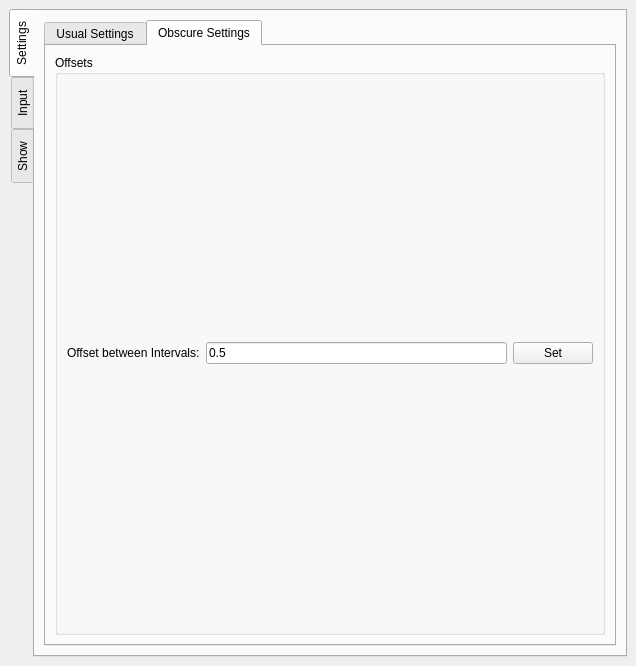
The window that qt/main_window.ui (ELVIS-Project/vis-framework) describes before a commit, drawn with Qt 5.
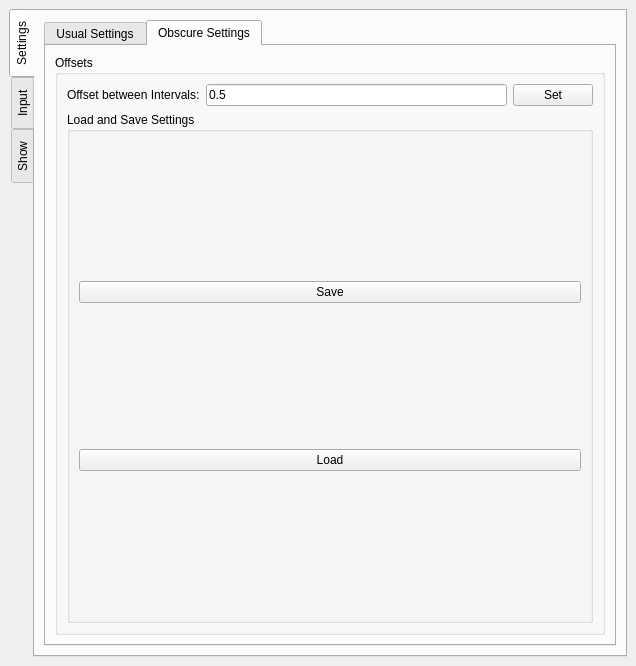
The same window after the commit. The open tabs and pages were chosen to show the change.

Commit message:
Added Persistence for VIS_Settings
From the GUI, it's possible to save your VIS_Settings object to a text
file and load them later. Closes #36.

Patch:
```diff
--- a/qt/main_window.ui
+++ b/qt/main_window.ui
@@ -264,6 +264,29 @@
                  </item>
                 </layout>
                </item>
+               <item>
+                <widget class="QGroupBox" name="groupBox_8">
+                 <property name="title">
+                  <string>Load and Save Settings</string>
+                 </property>
+                 <layout class="QVBoxLayout" name="verticalLayout_15">
+                  <item>
+                   <widget class="QPushButton" name="btn_save_settings">
+                    <property name="text">
+                     <string>Save</string>
+                    </property>
+                   </widget>
+                  </item>
+                  <item>
+                   <widget class="QPushButton" name="btn_load_settings">
+                    <property name="text">
+                     <string>Load</string>
+                    </property>
+                   </widget>
+                  </item>
+                 </layout>
+                </widget>
+               </item>
               </layout>
              </widget>
             </item>
```
The commit also changes 8 other files.
